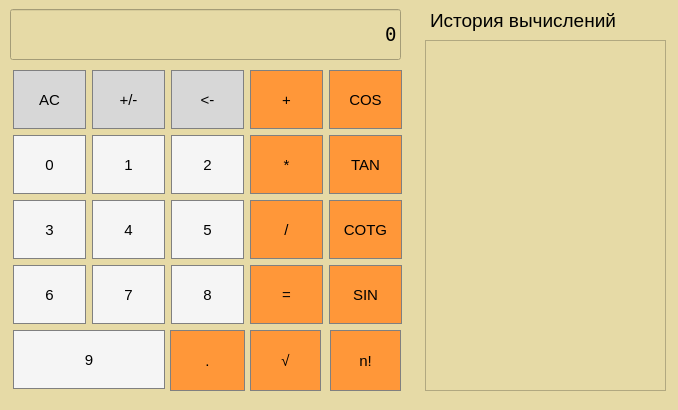
Old version of the form design.ui in the repository timur1608/calculator_project.
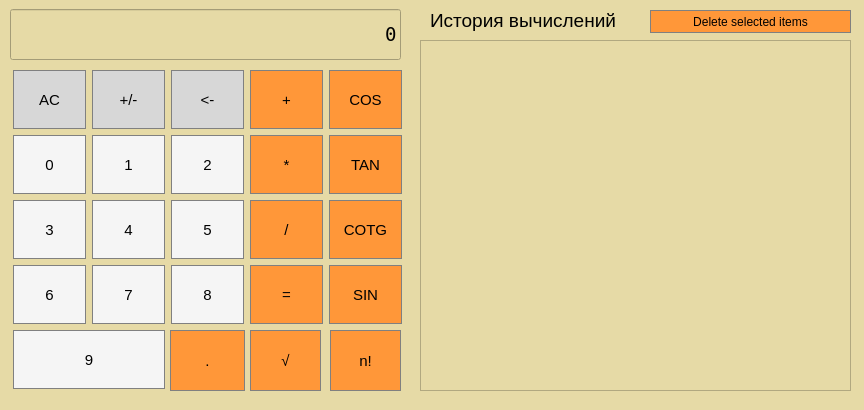
New version of the form.

Commit message: 1)add db and icon for window 2)more functions for calculator

```diff
--- a/design.ui
+++ b/design.ui
@@ -6,7 +6,7 @@
    <rect>
     <x>0</x>
     <y>0</y>
-    <width>678</width>
+    <width>864</width>
     <height>410</height>
    </rect>
   </property>
@@ -944,16 +944,43 @@
     <string>.</string>
    </property>
   </widget>
-  <widget class="QTableView" name="tableView">
+  <widget class="QTableWidget" name="tableWidget">
    <property name="geometry">
     <rect>
-     <x>425</x>
+     <x>420</x>
      <y>40</y>
-     <width>241</width>
+     <width>431</width>
      <height>351</height>
     </rect>
    </property>
   </widget>
+  <widget class="QPushButton" name="btn_delete">
+   <property name="geometry">
+    <rect>
+     <x>650</x>
+     <y>10</y>
+     <width>201</width>
+     <height>23</height>
+    </rect>
+   </property>
+   <property name="styleSheet">
+    <string notr="true">QPushButton {
+  background-color: rgb(255, 151, 57);
+  color: black; 
+  border: 1px solid gray;
+}
+QPushButton:pressed {
+    background-color: qlineargradient(x1: 0, y1: 0, x2: 0, y2: 1,
+                                      stop: 0 #FF7832, stop: 1 #FF9739);
+}
+QPushButton:hover {
+   border: 2px solid gray;
+}</string>
+   </property>
+   <property name="text">
+    <string>Delete selected items</string>
+   </property>
+  </widget>
  </widget>
  <resources/>
  <connections/>
```
The commit also changes 4 other files.
